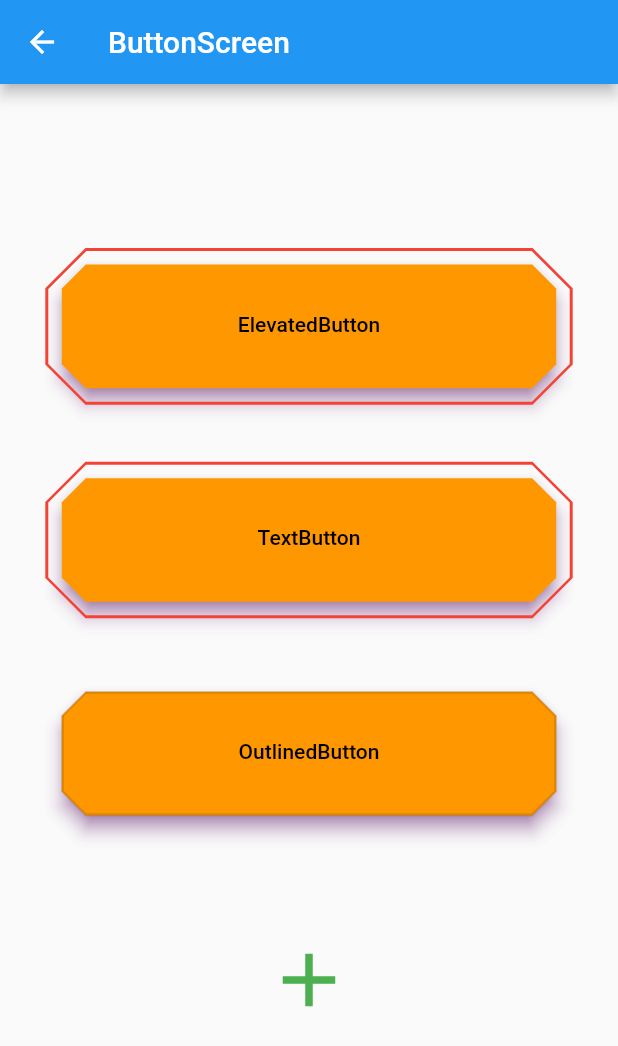
After one commit to jinhan38/flutter_lecture_first, a Flutter app: the ButtonScreen screen opened directly, on a phone screen of 412 x 824 dp. The commit adds this screen. Shown: the top 1046 px of the screen. Run offline on Flutter 3.47's test engine with Material 2 defaults, Android fonts, the phone set to English and light mode, and no system bars; missing offline and left inert: dart:ffi.

Commit message:
button_screen.dart 추가

```diff
--- /dev/null
+++ b/lib/ch4/button_screen.dart
@@ -0,0 +1,200 @@
+import 'package:flutter/material.dart';
+class ButtonScreen extends StatefulWidget {
+  const ButtonScreen({Key? key}) : super(key: key);
+
+  @override
+  State<ButtonScreen> createState() => _ButtonScreenState();
+}
+
+class _ButtonScreenState extends State<ButtonScreen> {
+  // 1. ElevatedButton
+  // 2. TextButton
+  // 3. OutLinedButton
+  // 4. IconButton
+
+  @override
+  Widget build(BuildContext context) {
+    return Scaffold(
+      appBar: AppBar(
+        title: Text("ButtonScreen"),
+      ),
+      body: Center(
+        child: Column(
+          mainAxisAlignment: MainAxisAlignment.center,
+          children: [
+            _elevatedButton(),
+            const SizedBox(height: 60),
+            _textButton(),
+            const SizedBox(height: 60),
+            _outlinedButton(),
+            const SizedBox(height: 60),
+            _iconButton(),
+          ],
+        ),
+      ),
+    );
+  }
+
+  Widget _elevatedButton() {
+    return ElevatedButton(
+      // 버튼을 클릭 했을 때 진입
+      onPressed: () {
+        print('onPressed');
+      },
+
+      // 버튼을 누르고 있을 때 진입
+      onLongPress: () {
+        print('onLongPress');
+      },
+
+      // 마우스 커서가 위에 있을 때
+      // 웹
+      onHover: (value) {
+        // print('value : $value');
+      },
+
+      // 버튼 비활성화 처리
+      // onPressed: null,
+
+      style: buttonStyle(),
+
+      child: Text("ElevatedButton"),
+    );
+  }
+
+  Widget _textButton() {
+    return TextButton(
+      onPressed: () {},
+      style: buttonStyle(),
+      child: Text("TextButton"),
+    );
+  }
+
+  Widget _outlinedButton() {
+    return OutlinedButton(
+      onPressed: () {},
+      style: buttonStyle(),
+      child: Text("OutlinedButton"),
+    );
+  }
+
+  Widget _iconButton() {
+    return IconButton(
+      onPressed: () {},
+      icon: Icon(
+        Icons.add,
+        size: 60,
+      ),
+      iconSize: 40,
+      color: Colors.green,
+      // 버튼 클릭했을 때 배경 컬러
+      highlightColor: Colors.blue.withOpacity(0.5),
+      // 버튼 눌렀을 때 물결 효과 컬러
+      splashColor: Colors.black,
+      splashRadius: 70,
+      focusColor: Colors.purple,
+      mouseCursor: SystemMouseCursors.grabbing,
+      hoverColor: Colors.red.shade200,
+
+      // 아이콘 사이즈, 클릭 영역 증가
+      constraints: const BoxConstraints(minHeight: 100, minWidth: 100),
+      padding: EdgeInsets.zero,
+      tooltip: "아이콘 버튼",
+    );
+  }
+
+  ButtonStyle buttonStyle() {
+    double width = MediaQuery.of(context).size.width;
+    double height = MediaQuery.of(context).size.height;
+    return ElevatedButton.styleFrom(
+      // 버튼의 컬러
+      backgroundColor: Colors.orange,
+
+      // 텍스트의 컬러와 클릭했을 때 splash 컬러 변경
+      foregroundColor: Colors.black,
+      shadowColor: Colors.purple,
+      elevation: 5,
+
+      // Size 클래스는 2개의 값을 넣을 수 있어서
+      // 첫 번째는 가로(width), 두 번째는 세로(height)
+      // 고정된 사이즈
+      fixedSize: Size(width * 0.8, height * 0.1),
+      // fixedSize: Size(100,400),
+      // minimumSize: Size(width - 200, 60),
+      // maximumSize: Size(800, 150),
+
+      // 버튼 내부 패딩
+      padding: EdgeInsets.only(bottom: 3),
+
+      // child의 위치 설정
+      alignment: Alignment.center,
+
+      // Button disabled 됐을 때 배경 컬러
+      disabledBackgroundColor: Colors.grey,
+
+      // Button disabled 됐을 텍스트 컬러
+      disabledForegroundColor: Colors.white,
+
+      disabledMouseCursor: SystemMouseCursors.basic,
+
+      enabledMouseCursor: SystemMouseCursors.grab,
+
+      shape: _shape(type: OutlinedBorderType.beveledRectangleBorder),
+    );
+  }
+
+  OutlinedBorder _shape({required OutlinedBorderType type}) {
+    var borderSide = const BorderSide(
+      color: Colors.red,
+      width: 1,
+      strokeAlign: 20,
+    );
+    var borderRadius = BorderRadius.circular(16);
+
+    switch (type) {
+      case OutlinedBorderType.roundedRectangleBorder:
+      // 테두리와 라운드를 넣을 수 있는 형태
+        return RoundedRectangleBorder(
+          borderRadius: borderRadius,
+          side: borderSide,
+        );
+      case OutlinedBorderType.circleBorder:
+      // 원형 형태
+        return CircleBorder(
+          side: borderSide,
+
+          // 1 : 원이 사각형의 네 면에 닿는 형태
+          // 0 : 가장 가까운 두 변에 닿는 원을 그린다.
+          eccentricity: 0,
+        );
+      case OutlinedBorderType.continuousRectangleBorder:
+      // 직선 면과 둥근 모서리 사이가 부드럽고 연속적으로 전환되는 테두리
+        return ContinuousRectangleBorder(
+          borderRadius: borderRadius,
+          side: borderSide,
+        );
+      case OutlinedBorderType.beveledRectangleBorder:
+      // 테두리가 있고, 모서리가 경사진 형태
+        return BeveledRectangleBorder(
+          side: borderSide,
+          borderRadius: borderRadius,
+        );
+      case OutlinedBorderType.stadiumBorder:
+      // 긴 쪽의 테두리가 항상 반원인 형태
+        return StadiumBorder();
+    }
+
+    return RoundedRectangleBorder(
+      borderRadius: BorderRadius.circular(26),
+      side: BorderSide(width: 2, color: Colors.blue),
+    );
+  }
+}
+
+enum OutlinedBorderType {
+  roundedRectangleBorder,
+  circleBorder,
+  continuousRectangleBorder,
+  beveledRectangleBorder,
+  stadiumBorder,
+}
--- a/lib/home_screen.dart
+++ b/lib/home_screen.dart
@@ -3,6 +3,7 @@ import 'package:flutter_lecture_first/ch3/container_screen.dart';
 import 'package:flutter_lecture_first/ch3/image_screen.dart';
 import 'package:flutter_lecture_first/ch3/scaffold_screen.dart';
 import 'package:flutter_lecture_first/ch3/text_screen.dart';
+import 'package:flutter_lecture_first/ch4/button_screen.dart';
 
 import 'ch3/column_screen.dart';
 import 'ch3/row_screen.dart';
@@ -29,6 +30,7 @@ class _HomeScreenState extends State<HomeScreen> {
           button(page: ScaffoldScreen(), name: "scaffold"),
           button(page: TextScreen(), name: "text"),
           button(page: ImageScreen(), name: "image"),
+          button(page: ButtonScreen(), name: "button"),
         ],
       ),
     );
```
